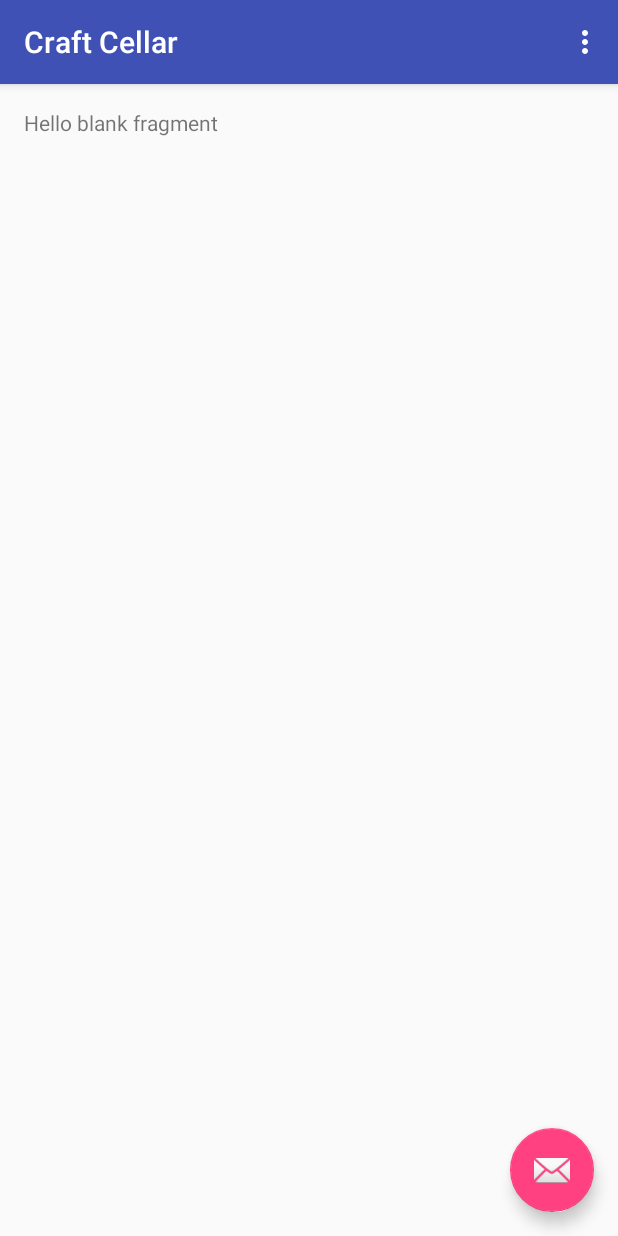
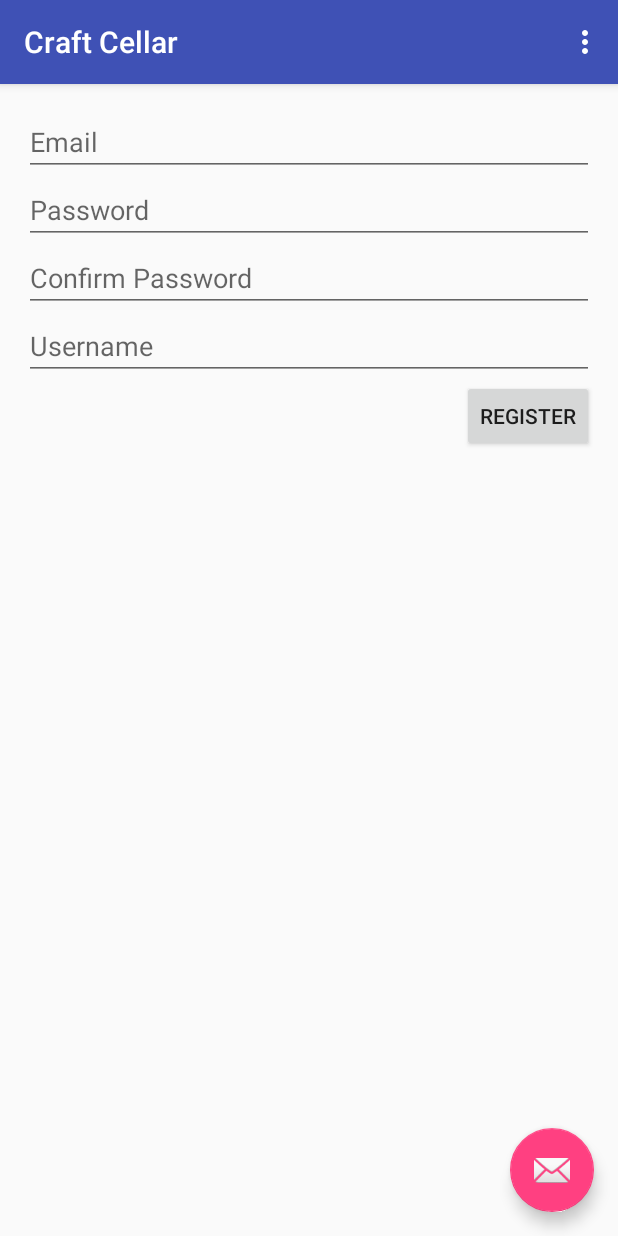
Before and after one commit to yyang3/CraftCellar, an Android app: the screen it shows after launch (CellarActivity), after a tap on "REGISTER", on a phone screen of 412 x 824 dp. Run offline under Robolectric (Android 15) with nearby library versions, the phone set to English and light mode, and no system bars.

Commit message:
UI adding and editing

```diff
--- a/app/src/main/java/yyang3/tacoma/uw/edu/craftcellar/CellarActivity.java
+++ b/app/src/main/java/yyang3/tacoma/uw/edu/craftcellar/CellarActivity.java
@@ -55,13 +55,21 @@ public class CellarActivity extends AppCompatActivity {
     }
 
     public void SignIn(View v) {
-        Toast.makeText(this, "Sign in linked fine", Toast.LENGTH_LONG).show();
+        BeverageKindFragment temp = new BeverageKindFragment();
+        getSupportFragmentManager().beginTransaction().
+                replace(R.id.fragment_container, temp).addToBackStack(null).commit();
+    }
+
+    public void toRegister(View v) {
+        RegistrationFragment temp = new RegistrationFragment();
+        getSupportFragmentManager().beginTransaction().
+                replace(R.id.fragment_container, temp).addToBackStack(null).commit();
     }
 
     public void Register(View v) {
-        RegistrationFragment temp = new RegistrationFragment();
+        BeverageKindFragment temp = new BeverageKindFragment();
         getSupportFragmentManager().beginTransaction().
-                replace(R.id.fragment_container, temp).commit();
+                replace(R.id.fragment_container, temp).addToBackStack(null).commit();
     }
 //    @Override
 //    public void SignIn () {
--- a/app/src/main/res/layout/fragment_login.xml
+++ b/app/src/main/res/layout/fragment_login.xml
@@ -30,6 +30,6 @@
         android:layout_height="wrap_content"
         android:id="@+id/sign_in_register"
         android:text="@string/register_button"
-        android:onClick="Register" />
+        android:onClick="toRegister" />
 
 </LinearLayout>
--- a/app/src/main/res/layout/fragment_registration.xml
+++ b/app/src/main/res/layout/fragment_registration.xml
@@ -1,14 +1,46 @@
-<FrameLayout xmlns:android="http://schemas.android.com/apk/res/android"
+<LinearLayout xmlns:android="http://schemas.android.com/apk/res/android"
     xmlns:tools="http://schemas.android.com/tools"
+    android:orientation="vertical"
     android:layout_width="match_parent"
     android:layout_height="match_parent"
     tools:context="yyang3.tacoma.uw.edu.craftcellar.RegistrationFragment">
 
     <!-- TODO: Update blank fragment layout -->
-    <TextView
+    <EditText
         android:layout_width="match_parent"
-        android:layout_height="match_parent"
-        android:text="@string/hello_blank_fragment" />
+        android:layout_height="wrap_content"
+        android:id="@+id/register_email"
+        android:hint="@string/email_request"
+        android:inputType="textEmailAddress" />
+
+    <EditText
+        android:layout_width="match_parent"
+        android:layout_height="wrap_content"
+        android:id="@+id/register_pw"
+        android:hint="@string/password_request"
+        android:inputType="textVisiblePassword" />
+
+    <EditText
+        android:layout_width="match_parent"
+        android:layout_height="wrap_content"
+        android:id="@+id/register_pw_confirm"
+        android:hint="@string/password_confirm"
+        android:inputType="textVisiblePassword" />
+
+    <EditText
+        android:layout_width="match_parent"
+        android:layout_height="wrap_content"
+        android:id="@+id/register_username"
+        android:hint="@string/register_username"
+        android:inputType="text" />
+
+    <Button
+        android:layout_width="wrap_content"
+        android:layout_height="wrap_content"
+        android:id="@+id/register_confirm"
+        android:text="@string/register_button"
+        android:layout_gravity="right"
+        android:onClick="Register" />
 
 
-</FrameLayout>
+</LinearLayout>
--- a/app/src/main/res/values/strings.xml
+++ b/app/src/main/res/values/strings.xml
@@ -8,6 +8,6 @@
     <string name="sign_in_button">Sign in</string>
     <string name="register_button">Register</string>
 
-    <!-- TODO: Remove or change this placeholder text -->
-    <string name="hello_blank_fragment">Hello blank fragment</string>
+    <!-- Register Fragment -->
+    <string name="register_username">Username</string>
 </resources>
--- a/build.gradle
+++ b/build.gradle
@@ -5,7 +5,7 @@ buildscript {
         jcenter()
     }
     dependencies {
-        classpath 'com.android.tools.build:gradle:2.0.0'
+        classpath 'com.android.tools.build:gradle:2.1.0'
 
         // NOTE: Do not place your application dependencies here; they belong
         // in the individual module build.gradle files
```
Also changed, not shown: app/src/main/java/yyang3/tacoma/uw/edu/craftcellar/BeverageKindFragment.java (added, +29 -0 lines), app/src/main/res/layout/fragment_beverage_kind.xml (added, +10 -0 lines).
